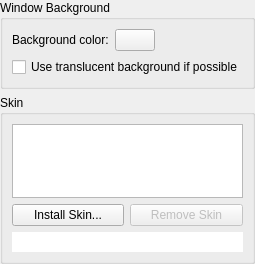
KDE/yakuake, file app/config/appearancesettings.ui: the form before one commit.
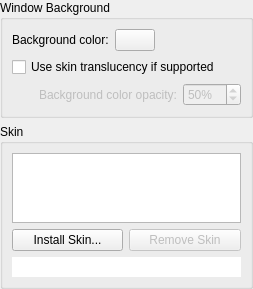
The form after the commit. Custom widgets are drawn as their Qt base class.

Commit message: Added a setting to fill with the configurable background color at a given opacity before painting the skin elements. In effect, this allows some con- trol over the opacity and color tint of translucent areas of the skin.

```diff
--- a/app/config/appearancesettings.ui
+++ b/app/config/appearancesettings.ui
@@ -5,11 +5,11 @@
    <rect>
     <x>0</x>
     <y>0</y>
-    <width>239</width>
-    <height>264</height>
+    <width>245</width>
+    <height>289</height>
    </rect>
   </property>
-  <layout class="QVBoxLayout" >
+  <layout class="QVBoxLayout" name="verticalLayout_2" >
    <property name="margin" >
     <number>0</number>
    </property>
@@ -18,7 +18,7 @@
      <property name="title" >
       <string comment="@title:group" >Window Background</string>
      </property>
-     <layout class="QVBoxLayout" >
+     <layout class="QVBoxLayout" name="verticalLayout" >
       <item>
        <layout class="QHBoxLayout" >
         <item>
@@ -53,10 +53,75 @@
       <item>
        <widget class="QCheckBox" name="kcfg_Translucency" >
         <property name="text" >
-         <string comment="@option:check" >Use translucent background if possible</string>
+         <string comment="@option:check" >Use skin translucency if supported</string>
         </property>
        </widget>
       </item>
+      <item>
+       <layout class="QHBoxLayout" name="horizontalLayout" >
+        <property name="leftMargin" >
+         <number>7</number>
+        </property>
+        <item>
+         <spacer name="spacer" >
+          <property name="orientation" >
+           <enum>Qt::Horizontal</enum>
+          </property>
+          <property name="sizeType" >
+           <enum>QSizePolicy::Fixed</enum>
+          </property>
+          <property name="sizeHint" stdset="0" >
+           <size>
+            <width>20</width>
+            <height>20</height>
+           </size>
+          </property>
+         </spacer>
+        </item>
+        <item>
+         <widget class="QLabel" name="backgroundColorOpacityLabel" >
+          <property name="enabled" >
+           <bool>false</bool>
+          </property>
+          <property name="text" >
+           <string comment="@label:spinbox" >Background color opacity:</string>
+          </property>
+         </widget>
+        </item>
+        <item>
+         <widget class="QSpinBox" name="kcfg_BackgroundColorOpacity" >
+          <property name="enabled" >
+           <bool>false</bool>
+          </property>
+          <property name="whatsThis" >
+           <string comment="@info:whatsthis" >When using translucency, the background color will be filled in using the given opacity before the skin elements are painted on top of the background. This allows influencing the opacity and color tint of translucent areas of the skin.</string>
+          </property>
+          <property name="suffix" >
+           <string comment="@label Spinbox unit suffix" >%</string>
+          </property>
+          <property name="maximum" >
+           <number>100</number>
+          </property>
+          <property name="value" >
+           <number>50</number>
+          </property>
+         </widget>
+        </item>
+        <item>
+         <spacer name="spacer_2" >
+          <property name="orientation" >
+           <enum>Qt::Horizontal</enum>
+          </property>
+          <property name="sizeHint" stdset="0" >
+           <size>
+            <width>64</width>
+            <height>17</height>
+           </size>
+          </property>
+         </spacer>
+        </item>
+       </layout>
+      </item>
      </layout>
     </widget>
    </item>
```
Left out of the diff: 41 changed lines with no effect on the pictures. The commit also changes 5 other files.
